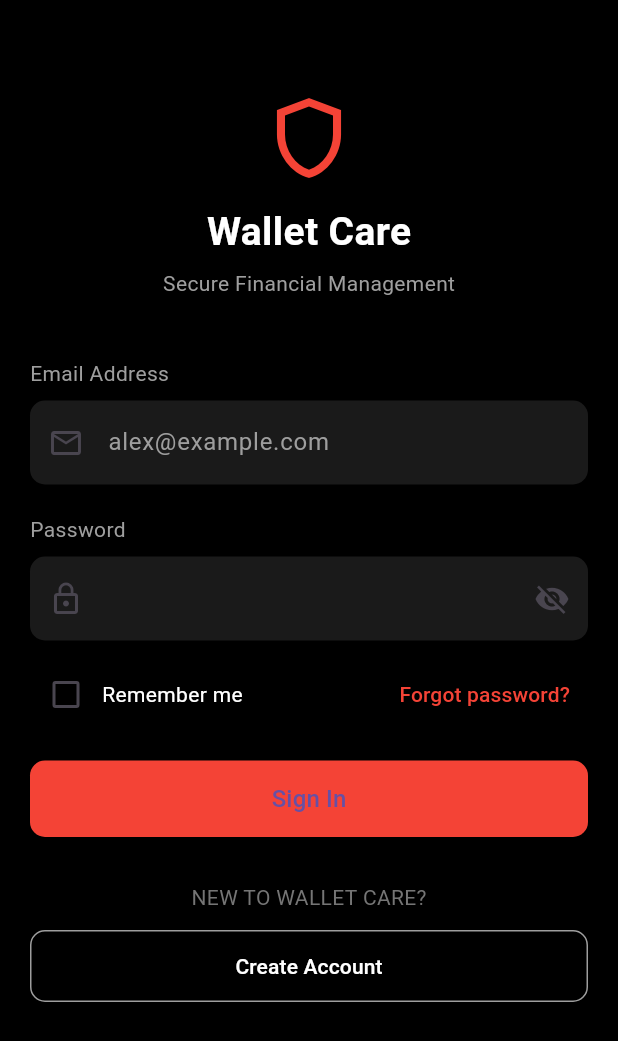
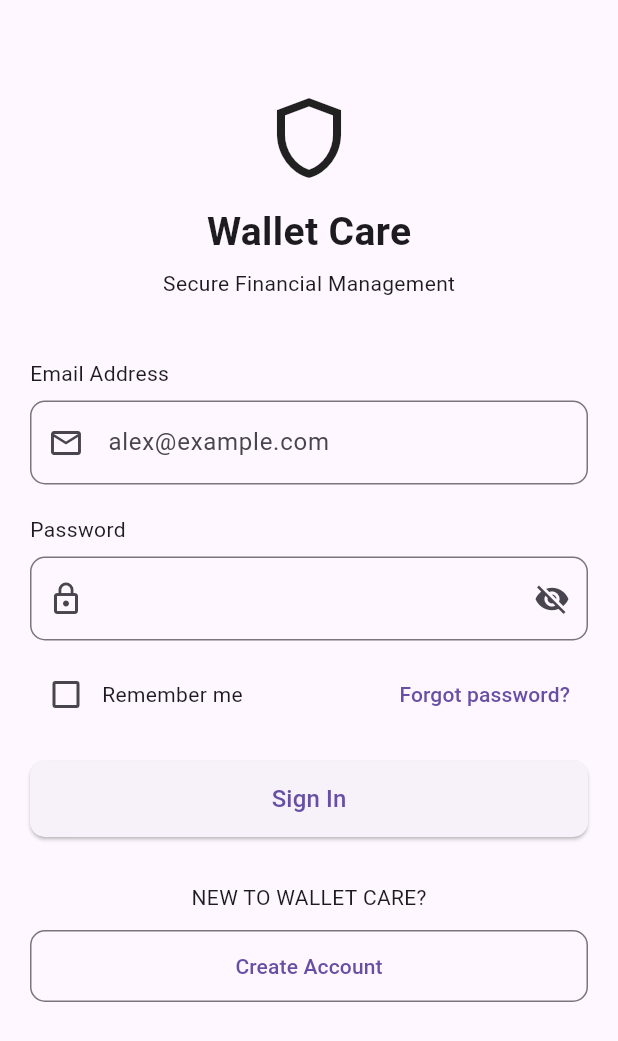
Before and after one commit to Arjun-kallingal/Front-end, a Flutter app: the screen it shows after launch, on a phone screen of 412 x 824 dp. Shown: the top 1041 px of the screen. Run offline on Flutter 3.47's test engine with Material 3 defaults, Android fonts, the phone set to English and light mode, and no system bars.

Commit message:
Login screen updations

```diff
--- a/lib/features/auth/ui/login_screen.dart
+++ b/lib/features/auth/ui/login_screen.dart
@@ -17,7 +17,6 @@ class _LoginScreenState extends State<LoginScreen> {
   @override
   Widget build(BuildContext context) {
     return Scaffold(
-      backgroundColor: Colors.black,
       body: SafeArea(
         child: SingleChildScrollView(
           padding: const EdgeInsets.all(20),
@@ -26,14 +25,12 @@ class _LoginScreenState extends State<LoginScreen> {
             children: [
               const SizedBox(height: 40),
 
-              /// App Logo
               Center(
                 child: Column(
                   children: const [
                     Icon(
                       Icons.shield_outlined,
                       size: 64,
-                      color: Colors.red,
                     ),
                     SizedBox(height: 12),
                     Text(
@@ -41,54 +38,36 @@ class _LoginScreenState extends State<LoginScreen> {
                       style: TextStyle(
                         fontSize: 26,
                         fontWeight: FontWeight.bold,
-                        color: Colors.white,
                       ),
                     ),
                     SizedBox(height: 6),
-                    Text(
-                      'Secure Financial Management',
-                      style: TextStyle(color: Colors.grey),
-                    ),
+                    Text('Secure Financial Management'),
                   ],
                 ),
               ),
 
               const SizedBox(height: 40),
 
-              /// Email
-              const Text(
-                'Email Address',
-                style: TextStyle(color: Colors.grey),
-              ),
+              const Text('Email Address'),
               const SizedBox(height: 8),
               TextField(
                 controller: emailController,
-                style: const TextStyle(color: Colors.white),
                 decoration: InputDecoration(
                   prefixIcon: const Icon(Icons.email_outlined),
                   hintText: 'alex@example.com',
-                  hintStyle: const TextStyle(color: Colors.grey),
-                  filled: true,
-                  fillColor: const Color(0xFF1A1A1A),
                   border: OutlineInputBorder(
                     borderRadius: BorderRadius.circular(10),
-                    borderSide: BorderSide.none,
                   ),
                 ),
               ),
 
               const SizedBox(height: 20),
 
-              /// Password
-              const Text(
-                'Password',
-                style: TextStyle(color: Colors.grey),
-              ),
+              const Text('Password'),
               const SizedBox(height: 8),
               TextField(
                 controller: passwordController,
                 obscureText: obscurePassword,
-                style: const TextStyle(color: Colors.white),
                 decoration: InputDecoration(
                   prefixIcon: const Icon(Icons.lock_outline),
                   suffixIcon: IconButton(
@@ -103,51 +82,38 @@ class _LoginScreenState extends State<LoginScreen> {
                       });
                     },
                   ),
-                  filled: true,
-                  fillColor: const Color(0xFF1A1A1A),
                   border: OutlineInputBorder(
                     borderRadius: BorderRadius.circular(10),
-                    borderSide: BorderSide.none,
                   ),
                 ),
               ),
 
               const SizedBox(height: 12),
 
-              /// Remember me + Forgot password
               Row(
                 children: [
                   Checkbox(
                     value: rememberMe,
-                    activeColor: Colors.red,
                     onChanged: (value) {
                       setState(() {
-                        rememberMe = value!;
+                        rememberMe = value ?? false;
                       });
                     },
                   ),
-                  const Text(
-                    'Remember me',
-                    style: TextStyle(color: Colors.white),
-                  ),
+                  const Text('Remember me'),
                   const Spacer(),
                   TextButton(
                     onPressed: () {},
-                    child: const Text(
-                      'Forgot password?',
-                      style: TextStyle(color: Colors.red),
-                    ),
+                    child: const Text('Forgot password?'),
                   ),
                 ],
               ),
 
               const SizedBox(height: 20),
 
-              /// Sign In button
               ElevatedButton(
                 onPressed: () {},
                 style: ElevatedButton.styleFrom(
-                  backgroundColor: Colors.red,
                   padding: const EdgeInsets.symmetric(vertical: 14),
                   shape: RoundedRectangleBorder(
                     borderRadius: BorderRadius.circular(10),
@@ -161,30 +127,21 @@ class _LoginScreenState extends State<LoginScreen> {
 
               const SizedBox(height: 30),
 
-              /// Divider text
-              Center(
-                child: Text(
-                  'NEW TO WALLET CARE?',
-                  style: TextStyle(color: Colors.grey.shade600),
-                ),
+              const Center(
+                child: Text('NEW TO WALLET CARE?'),
               ),
 
               const SizedBox(height: 12),
 
-              /// Create account button
               OutlinedButton(
                 onPressed: () {},
                 style: OutlinedButton.styleFrom(
                   padding: const EdgeInsets.symmetric(vertical: 14),
-                  side: const BorderSide(color: Colors.grey),
                   shape: RoundedRectangleBorder(
                     borderRadius: BorderRadius.circular(10),
                   ),
                 ),
-                child: const Text(
-                  'Create Account',
-                  style: TextStyle(color: Colors.white),
-                ),
+                child: const Text('Create Account'),
               ),
             ],
           ),
```
